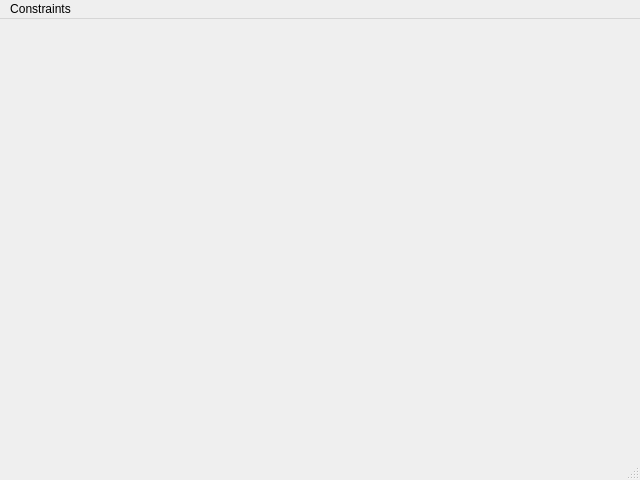
Before: the Qt Designer form src/gui/qt5/dlgs/qt_designer/qt_files/main_window.ui in GeographyJames/constraints_db, drawn with Qt 5.
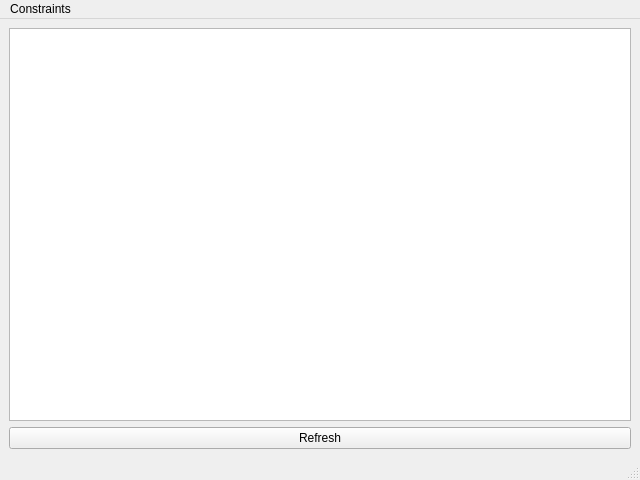
After: the same form once the commit is applied.

```diff
--- a/src/gui/qt5/dlgs/qt_designer/qt_files/main_window.ui
+++ b/src/gui/qt5/dlgs/qt_designer/qt_files/main_window.ui
@@ -13,7 +13,20 @@
   <property name="windowTitle">
    <string>Constraints Database</string>
   </property>
-  <widget class="QWidget" name="centralwidget"/>
+  <widget class="QWidget" name="centralwidget">
+   <layout class="QVBoxLayout" name="verticalLayout">
+    <item>
+     <widget class="QTableWidget" name="ConstraintsTW"/>
+    </item>
+    <item>
+     <widget class="QPushButton" name="RefreshPB">
+      <property name="text">
+       <string>Refresh</string>
+      </property>
+     </widget>
+    </item>
+   </layout>
+  </widget>
   <widget class="QMenuBar" name="menubar">
    <property name="geometry">
     <rect>
```
